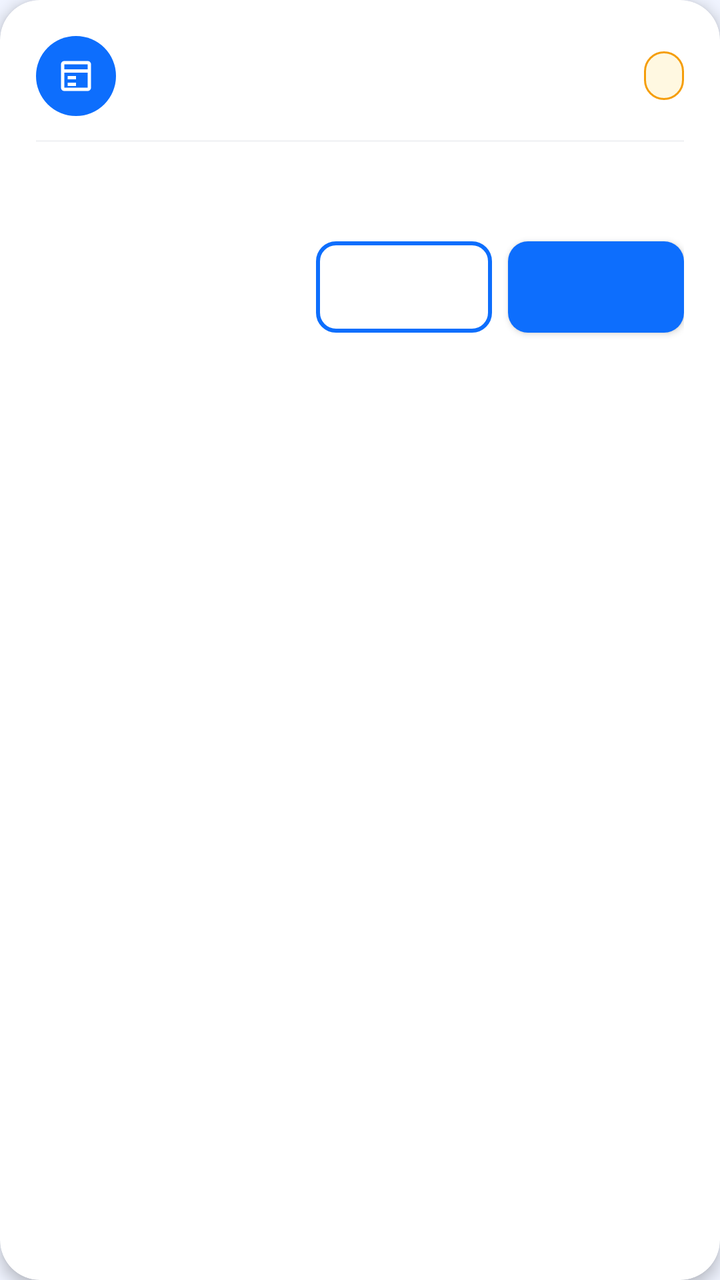
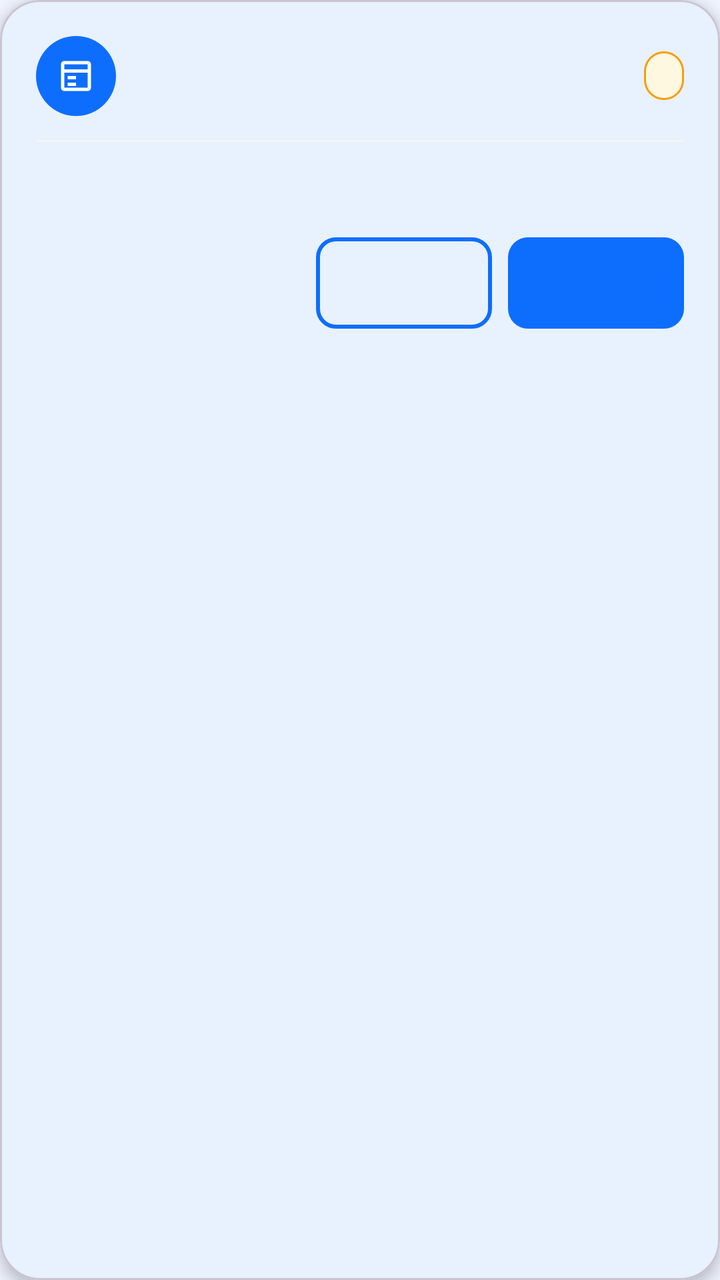

An Android layout rendered at two revisions. The XML below is the earlier revision; the diff shows what the commit changed to produce the second picture.
<!-- AndroidManifest.xml: application theme Theme.UniCare -->
<!-- res/layout/item_appointment.xml -->
<?xml version="1.0" encoding="utf-8"?>
<androidx.cardview.widget.CardView xmlns:android="http://schemas.android.com/apk/res/android"
    xmlns:app="http://schemas.android.com/apk/res-auto"
    android:layout_width="match_parent"
    android:layout_height="wrap_content"
    android:layout_marginHorizontal="16dp"
    android:layout_marginVertical="6dp"
    app:cardCornerRadius="20dp"
    app:cardElevation="4dp"
    app:cardBackgroundColor="#FFFFFF">

    <LinearLayout
        android:layout_width="match_parent"
        android:layout_height="wrap_content"
        android:orientation="vertical"
        android:padding="18dp">

        
        <LinearLayout
            android:layout_width="match_parent"
            android:layout_height="wrap_content"
            android:gravity="center_vertical"
            android:orientation="horizontal">

            <LinearLayout
                android:layout_width="40dp"
                android:layout_height="40dp"
                android:background="@drawable/bg_icon_circle_blue"
                android:gravity="center">
                <ImageView
                    android:layout_width="20dp"
                    android:layout_height="20dp"
                    android:src="@drawable/ic_calendar"
                    android:contentDescription="Lịch khám"/>
            </LinearLayout>

            <TextView
                android:id="@+id/txtTitle"
                android:layout_width="0dp"
                android:layout_height="wrap_content"
                android:layout_weight="1"
                android:layout_marginStart="12dp"
                android:textColor="#1A1A2E"
                android:textSize="16sp"
                android:textStyle="bold"
                android:maxLines="2"
                android:ellipsize="end"/>

            <TextView
                android:id="@+id/txtStatus"
                android:layout_width="wrap_content"
                android:layout_height="wrap_content"
                android:background="@drawable/bg_badge_amber"
                android:paddingHorizontal="10dp"
                android:paddingVertical="4dp"
                android:textColor="#F59E0B"
                android:textSize="12sp"
                android:textStyle="bold"/>
        </LinearLayout>

        
        <View
            android:layout_width="match_parent"
            android:layout_height="1dp"
            android:layout_marginVertical="12dp"
            android:background="#F3F4F6"/>

        
        <TextView
            android:id="@+id/txtInfo"
            android:layout_width="match_parent"
            android:layout_height="wrap_content"
            android:textColor="#6B7280"
            android:textSize="13sp"
            android:lineSpacingMultiplier="1.4"/>

        
        <LinearLayout
            android:layout_width="match_parent"
            android:layout_height="wrap_content"
            android:layout_marginTop="14dp"
            android:gravity="end"
            android:orientation="horizontal">

            <com.google.android.material.button.MaterialButton
                android:id="@+id/btnSecondary"
                android:layout_width="wrap_content"
                android:layout_height="wrap_content"
                android:layout_marginEnd="8dp"
                android:textSize="13sp"
                android:textAllCaps="false"
                android:minHeight="40dp"
                style="@style/Widget.UniCare.Button.Outlined"
                app:cornerRadius="10dp"/>

            <com.google.android.material.button.MaterialButton
                android:id="@+id/btnPrimary"
                android:layout_width="wrap_content"
                android:layout_height="wrap_content"
                android:textSize="13sp"
                android:textAllCaps="false"
                android:minHeight="40dp"
                style="@style/Widget.UniCare.Button"
                app:cornerRadius="10dp"/>
        </LinearLayout>
    </LinearLayout>
</androidx.cardview.widget.CardView>
<!-- resources referenced by this layout -->
<resources>
  <!-- drawable bg_badge_amber (drawable) -->
  <?xml version="1.0" encoding="utf-8"?>
  <shape xmlns:android="http://schemas.android.com/apk/res/android">
      <solid android:color="#FFF8E1"/>
      <corners android:radius="100dp"/>
      <stroke android:width="1dp" android:color="#F59E0B"/>
  </shape>
  <!-- drawable bg_icon_circle_blue (drawable) -->
  <?xml version="1.0" encoding="utf-8"?>
  <shape xmlns:android="http://schemas.android.com/apk/res/android">
      <solid android:color="#0D6EFD"/>
      <corners android:radius="100dp"/>
  </shape>
  <!-- drawable ic_calendar (drawable) -->
  <?xml version="1.0" encoding="utf-8"?>
  <vector xmlns:android="http://schemas.android.com/apk/res/android"
      android:width="24dp"
      android:height="24dp"
      android:viewportWidth="24"
      android:viewportHeight="24">
      <path
          android:fillColor="@android:color/white"
          android:pathData="M19,3H5C3.895,3 3,3.895 3,5v14c0,1.105 0.895,2 2,2h14c1.105,0 2,-0.895 2,-2V5C21,3.895 20.105,3 19,3zM19,5v3H5V5H19zM5,19V10h14v9H5zM7,12h5v2H7V12zM7,16h5v2H7V16z"/>
  </vector>
  <style name="Widget.UniCare.Button" parent="Widget.MaterialComponents.Button">
          <item name="android:paddingTop">14dp</item>
          <item name="android:paddingBottom">14dp</item>
          <item name="android:textSize">16sp</item>
          <item name="android:letterSpacing">0.02</item>
          <item name="android:textAllCaps">false</item>
          <item name="cornerRadius">14dp</item>
          <item name="backgroundTint">#0D6EFD</item>
          <item name="elevation">2dp</item>
      </style>
  <style name="Widget.UniCare.Button.Outlined" parent="Widget.MaterialComponents.Button.OutlinedButton">
          <item name="android:paddingTop">14dp</item>
          <item name="android:paddingBottom">14dp</item>
          <item name="android:textSize">16sp</item>
          <item name="android:textColor">#0D6EFD</item>
          <item name="android:textAllCaps">false</item>
          <item name="cornerRadius">14dp</item>
          <item name="strokeColor">#0D6EFD</item>
          <item name="strokeWidth">2dp</item>
      </style>
  <style name="Theme.UniCare" parent="Theme.MaterialComponents.DayNight.NoActionBar">
          
          <item name="colorPrimary">#0D6EFD</item>
          <item name="colorPrimaryVariant">#0852C8</item>
          <item name="colorOnPrimary">#FFFFFF</item>
          
          <item name="colorSecondary">#00C4A7</item>
          <item name="colorSecondaryVariant">#00A089</item>
          <item name="colorOnSecondary">#FFFFFF</item>
          
          <item name="colorSurface">#FFFFFF</item>
          <item name="colorOnSurface">#1A1A2E</item>
          
          <item name="android:colorBackground">#F0F4FF</item>
          
          <item name="android:statusBarColor">#0852C8</item>
          <item name="android:windowLightStatusBar">false</item>
          <item name="android:navigationBarColor">#FFFFFF</item>
          <item name="android:windowLightNavigationBar">true</item>
          
          <item name="materialButtonStyle">@style/Widget.UniCare.Button</item>
          <item name="textInputStyle">@style/Widget.UniCare.TextInputLayout</item>
      </style>
  <style name="Widget.UniCare.TextInputLayout" parent="Widget.MaterialComponents.TextInputLayout.OutlinedBox">
          <item name="boxCornerRadiusBottomEnd">12dp</item>
          <item name="boxCornerRadiusBottomStart">12dp</item>
          <item name="boxCornerRadiusTopEnd">12dp</item>
          <item name="boxCornerRadiusTopStart">12dp</item>
          <item name="boxStrokeColor">#CBD5F5</item>
          <item name="hintTextColor">#6B7280</item>
      </style>
</resources>

<!-- the commit's change to res/layout/item_appointment.xml (unified diff, before → after) -->
@@ -1,107 +1,32 @@
-<?xml version="1.0" encoding="utf-8"?>
-<androidx.cardview.widget.CardView xmlns:android="http://schemas.android.com/apk/res/android"
-    xmlns:app="http://schemas.android.com/apk/res-auto"
-    android:layout_width="match_parent"
-    android:layout_height="wrap_content"
-    android:layout_marginHorizontal="16dp"
-    android:layout_marginVertical="6dp"
-    app:cardCornerRadius="20dp"
-    app:cardElevation="4dp"
-    app:cardBackgroundColor="#FFFFFF">
+<?xml version='1.0' encoding='utf-8'?>
+<com.google.android.material.card.MaterialCardView xmlns:android="http://schemas.android.com/apk/res/android" xmlns:app="http://schemas.android.com/apk/res-auto" android:layout_width="match_parent" android:layout_height="wrap_content" android:layout_marginHorizontal="16dp" android:layout_marginVertical="6dp" app:cardCornerRadius="20dp" app:cardElevation="4dp" app:cardBackgroundColor="#FFFFFF">
 
-    <LinearLayout
-        android:layout_width="match_parent"
-        android:layout_height="wrap_content"
-        android:orientation="vertical"
-        android:padding="18dp">
+    <LinearLayout android:layout_width="match_parent" android:layout_height="wrap_content" android:orientation="vertical" android:padding="18dp">
 
         
-        <LinearLayout
-            android:layout_width="match_parent"
-            android:layout_height="wrap_content"
-            android:gravity="center_vertical"
-            android:orientation="horizontal">
+        <LinearLayout android:layout_width="match_parent" android:layout_height="wrap_content" android:gravity="center_vertical" android:orientation="horizontal">
 
-            <LinearLayout
-                android:layout_width="40dp"
-                android:layout_height="40dp"
-                android:background="@drawable/bg_icon_circle_blue"
-                android:gravity="center">
-                <ImageView
-                    android:layout_width="20dp"
-                    android:layout_height="20dp"
-                    android:src="@drawable/ic_calendar"
-                    android:contentDescription="Lịch khám"/>
+            <LinearLayout android:layout_width="40dp" android:layout_height="40dp" android:background="@drawable/bg_icon_circle_blue" android:gravity="center">
+                <ImageView android:layout_width="20dp" android:layout_height="20dp" android:src="@drawable/ic_calendar" android:contentDescription="Lịch khám"/>
             </LinearLayout>
 
-            <TextView
-                android:id="@+id/txtTitle"
-                android:layout_width="0dp"
-                android:layout_height="wrap_content"
-                android:layout_weight="1"
-                android:layout_marginStart="12dp"
-                android:textColor="#1A1A2E"
-                android:textSize="16sp"
-                android:textStyle="bold"
-                android:maxLines="2"
-                android:ellipsize="end"/>
+            <TextView android:id="@+id/txtTitle" android:layout_width="0dp" android:layout_height="wrap_content" android:layout_weight="1" android:layout_marginStart="12dp" android:textColor="#1A1A2E" android:textSize="16sp" android:textStyle="bold" android:maxLines="2" android:ellipsize="end"/>
 
-            <TextView
-                android:id="@+id/txtStatus"
-                android:layout_width="wrap_content"
-                android:layout_height="wrap_content"
-                android:background="@drawable/bg_badge_amber"
-                android:paddingHorizontal="10dp"
-                android:paddingVertical="4dp"
-                android:textColor="#F59E0B"
-                android:textSize="12sp"
-                android:textStyle="bold"/>
+            <TextView android:id="@+id/txtStatus" android:layout_width="wrap_content" android:layout_height="wrap_content" android:background="@drawable/bg_badge_amber" android:paddingHorizontal="10dp" android:paddingVertical="4dp" android:textColor="#F59E0B" android:textSize="12sp" android:textStyle="bold"/>
         </LinearLayout>
 
         
-        <View
-            android:layout_width="match_parent"
-            android:layout_height="1dp"
-            android:layout_marginVertical="12dp"
-            android:background="#F3F4F6"/>
+        <View android:layout_width="match_parent" android:layout_height="1dp" android:layout_marginVertical="12dp" android:background="#F3F4F6"/>
 
         
-        <TextView
-            android:id="@+id/txtInfo"
-            android:layout_width="match_parent"
-            android:layout_height="wrap_content"
-            android:textColor="#6B7280"
-            android:textSize="13sp"
-            android:lineSpacingMultiplier="1.4"/>
+        <TextView android:id="@+id/txtInfo" android:layout_width="match_parent" android:layout_height="wrap_content" android:textColor="#6B7280" android:textSize="13sp" android:lineSpacingMultiplier="1.4"/>
 
         
-        <LinearLayout
-            android:layout_width="match_parent"
-            android:layout_height="wrap_content"
-            android:layout_marginTop="14dp"
-            android:gravity="end"
-            android:orientation="horizontal">
+        <LinearLayout android:layout_width="match_parent" android:layout_height="wrap_content" android:layout_marginTop="14dp" android:gravity="end" android:orientation="horizontal">
 
-            <com.google.android.material.button.MaterialButton
-                android:id="@+id/btnSecondary"
-                android:layout_width="wrap_content"
-                android:layout_height="wrap_content"
-                android:layout_marginEnd="8dp"
-                android:textSize="13sp"
-                android:textAllCaps="false"
-                android:minHeight="40dp"
-                style="@style/Widget.UniCare.Button.Outlined"
-                app:cornerRadius="10dp"/>
+            <com.google.android.material.button.MaterialButton android:id="@+id/btnSecondary" android:layout_width="wrap_content" android:layout_height="wrap_content" android:layout_marginEnd="8dp" android:textSize="13sp" android:textAllCaps="false" android:minHeight="40dp" style="@style/Widget.UniCare.Button.Outlined" app:cornerRadius="10dp"/>
 
-            <com.google.android.material.button.MaterialButton
-                android:id="@+id/btnPrimary"
-                android:layout_width="wrap_content"
-                android:layout_height="wrap_content"
-                android:textSize="13sp"
-                android:textAllCaps="false"
-                android:minHeight="40dp"
-                style="@style/Widget.UniCare.Button"
-                app:cornerRadius="10dp"/>
+            <com.google.android.material.button.MaterialButton android:id="@+id/btnPrimary" android:layout_width="wrap_content" android:layout_height="wrap_content" android:textSize="13sp" android:textAllCaps="false" android:minHeight="40dp" style="@style/Widget.UniCare.Button" app:cornerRadius="10dp"/>
         </LinearLayout>
     </LinearLayout>
-</androidx.cardview.widget.CardView>
+</com.google.android.material.card.MaterialCardView>
<!-- resource entries referenced after the edit -->
@@ -24,7 +24,7 @@
           android:fillColor="@android:color/white"
           android:pathData="M19,3H5C3.895,3 3,3.895 3,5v14c0,1.105 0.895,2 2,2h14c1.105,0 2,-0.895 2,-2V5C21,3.895 20.105,3 19,3zM19,5v3H5V5H19zM5,19V10h14v9H5zM7,12h5v2H7V12zM7,16h5v2H7V16z"/>
   </vector>
-  <style name="Widget.UniCare.Button" parent="Widget.MaterialComponents.Button">
+  <style name="Widget.UniCare.Button" parent="Widget.Material3.Button">
           <item name="android:paddingTop">14dp</item>
           <item name="android:paddingBottom">14dp</item>
           <item name="android:textSize">16sp</item>
@@ -34,7 +34,7 @@
           <item name="backgroundTint">#0D6EFD</item>
           <item name="elevation">2dp</item>
       </style>
-  <style name="Widget.UniCare.Button.Outlined" parent="Widget.MaterialComponents.Button.OutlinedButton">
+  <style name="Widget.UniCare.Button.Outlined" parent="Widget.Material3.Button.OutlinedButton">
           <item name="android:paddingTop">14dp</item>
           <item name="android:paddingBottom">14dp</item>
           <item name="android:textSize">16sp</item>
@@ -44,7 +44,7 @@
           <item name="strokeColor">#0D6EFD</item>
           <item name="strokeWidth">2dp</item>
       </style>
-  <style name="Theme.UniCare" parent="Theme.MaterialComponents.DayNight.NoActionBar">
+  <style name="Theme.UniCare" parent="Theme.Material3.DayNight.NoActionBar">
           
           <item name="colorPrimary">#0D6EFD</item>
           <item name="colorPrimaryVariant">#0852C8</item>
@@ -67,7 +67,7 @@
           <item name="materialButtonStyle">@style/Widget.UniCare.Button</item>
           <item name="textInputStyle">@style/Widget.UniCare.TextInputLayout</item>
       </style>
-  <style name="Widget.UniCare.TextInputLayout" parent="Widget.MaterialComponents.TextInputLayout.OutlinedBox">
+  <style name="Widget.UniCare.TextInputLayout" parent="Widget.Material3.TextInputLayout.OutlinedBox">
           <item name="boxCornerRadiusBottomEnd">12dp</item>
           <item name="boxCornerRadiusBottomStart">12dp</item>
           <item name="boxCornerRadiusTopEnd">12dp</item>
